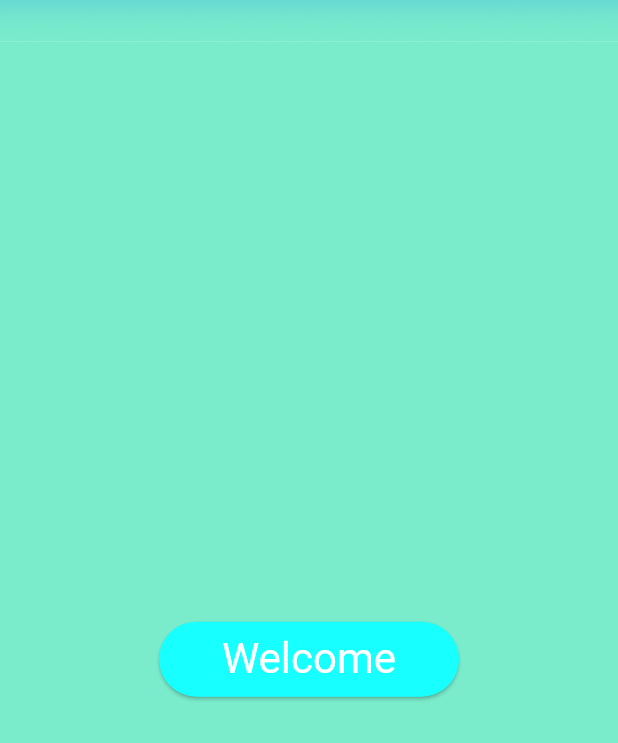
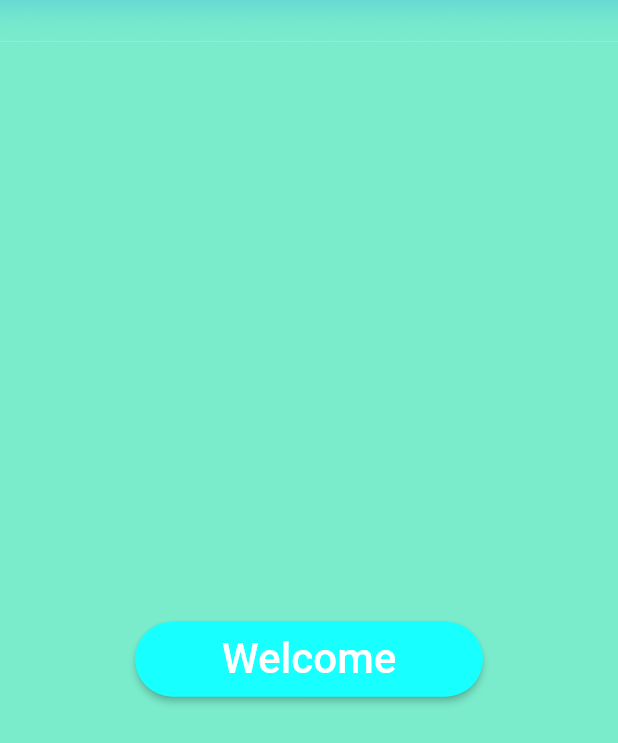
Before and after one commit to JordiDeSanta/designs-flutter, a Flutter app: the screen it shows after launch, scrolled down 576 dp, on a phone screen of 412 x 824 dp. Shown: the top 743 px of the screen. Run offline on Flutter 3.47's test engine with Material 2 defaults, Android fonts, the phone set to English and light mode, and no system bars.

Commit message:
Giving Stadium Border Shape to the button

```diff
--- a/lib/src/pages/scroll_page.dart
+++ b/lib/src/pages/scroll_page.dart
@@ -94,7 +94,8 @@ class ScrollPage extends StatelessWidget {
     );
 
     return Center(
-      child: Card(
+      child: RaisedButton(
+        onPressed: () {},
         shape: StadiumBorder(),
         color: Colors.cyanAccent,
         child: Container(
```
